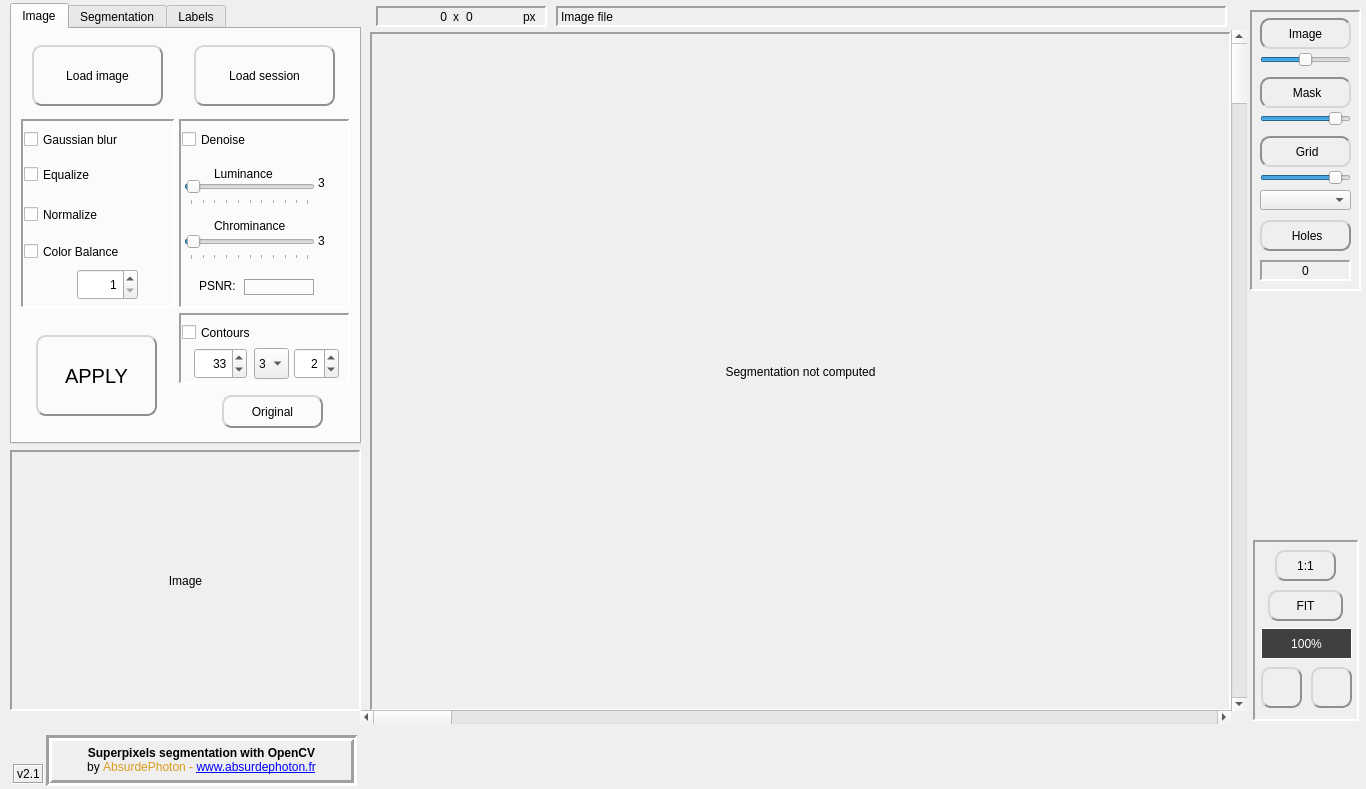
Above: mainwindow.ui from AbsurdePhoton/superpixels-segmentation-gui-opencv before the change. Below: the same form after it.
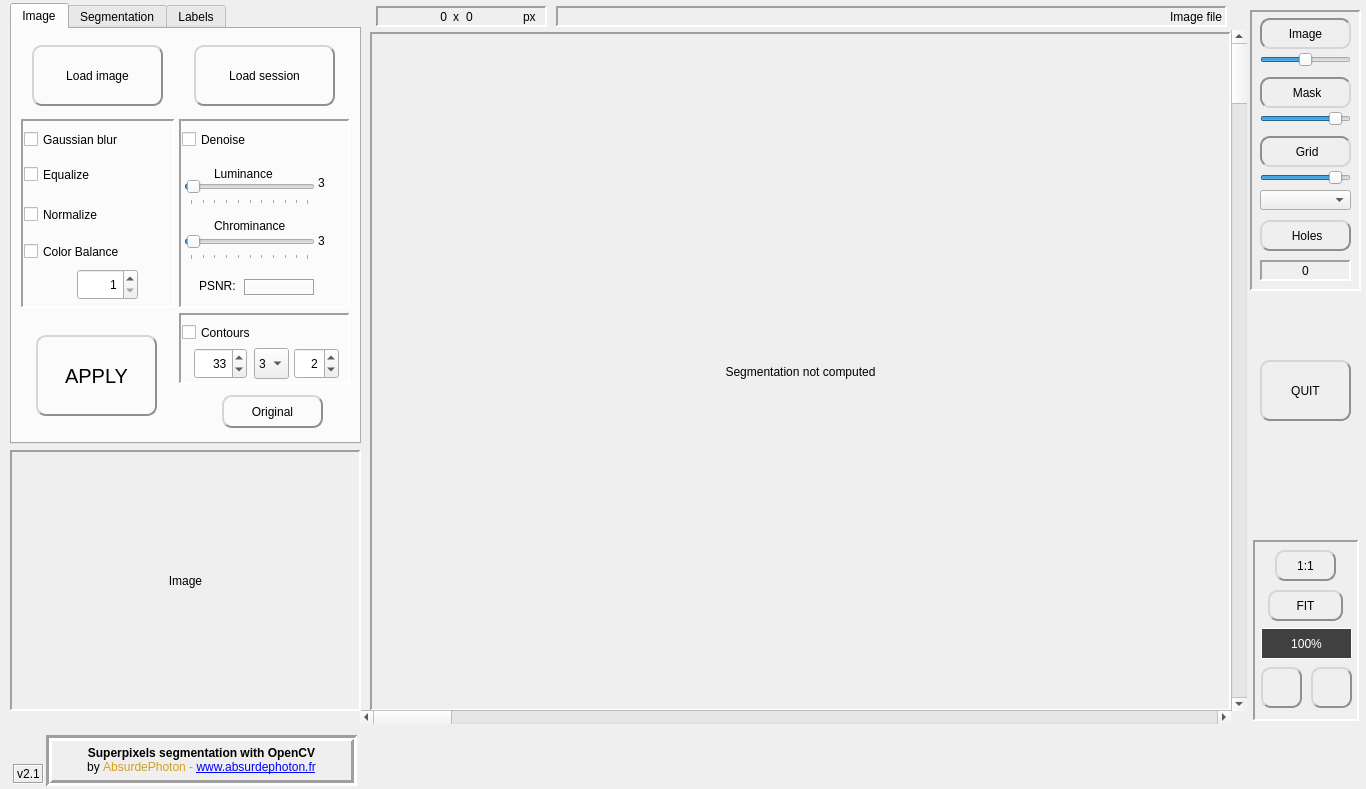
That is the form after the change. Icons and pictures are not drawn.

Commit message: Adapted to openCV 4.1 + holes count + Quit button

Patch:
```diff
--- a/mainwindow.ui
+++ b/mainwindow.ui
@@ -540,6 +540,9 @@
     <property name="text">
      <string>Image file</string>
     </property>
+    <property name="alignment">
+     <set>Qt::AlignRight|Qt::AlignTrailing|Qt::AlignVCenter</set>
+    </property>
    </widget>
    <widget class="QScrollBar" name="horizontalScrollBar_segmentation">
     <property name="geometry">
@@ -4309,6 +4312,55 @@
      </property>
     </widget>
    </widget>
+   <widget class="QPushButton" name="button_quit">
+    <property name="geometry">
+     <rect>
+      <x>1260</x>
+      <y>360</y>
+      <width>91</width>
+      <height>61</height>
+     </rect>
+    </property>
+    <property name="cursor">
+     <cursorShape>PointingHandCursor</cursorShape>
+    </property>
+    <property name="focusPolicy">
+     <enum>Qt::NoFocus</enum>
+    </property>
+    <property name="styleSheet">
+     <string notr="true">QPushButton {
+	background: qlineargradient(x1: 0, y1: 0, x2: 0, y2: 1,
+                                      stop: 0 #FFFFFF, stop: 1 #E0E0E0);
+	border-radius: 10px;
+	border: 2px outset #8f8f91;
+	color rgb(0,0,0);
+}
+QPushButton:pressed {
+	border: 2px inset #8f8f91;
+}
+QToolTip {
+    border:2px solid black;
+	padding:5px;
+	background-color:rgb(64,64,64);
+	color:white;
+	font-size: 14px;
+}</string>
+    </property>
+    <property name="text">
+     <string>QUIT</string>
+    </property>
+    <property name="icon">
+     <iconset>
+      <normalon>:/icons/quit.png</normalon>
+     </iconset>
+    </property>
+    <property name="iconSize">
+     <size>
+      <width>32</width>
+      <height>32</height>
+     </size>
+    </property>
+   </widget>
    <zorder>frame_zoom</zorder>
    <zorder>label_segmentation</zorder>
    <zorder>Tabs</zorder>
```
Left out of the diff: 1 changed line with no effect on the pictures. The commit also changes 3 other files.
